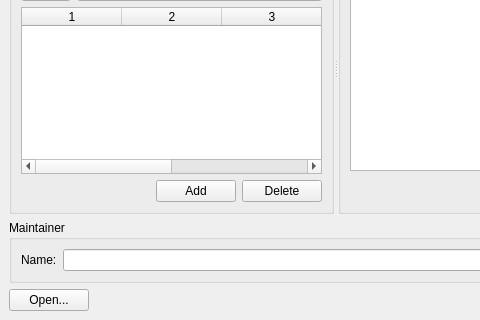
First picture: the form in mpkg/packagebuilder/package_builder.ui, repository BackupTheBerlios/mops, before the edit; both pictures show x 0 to 480 and y 425 to 745 of the 1065 by 745 pixel window.
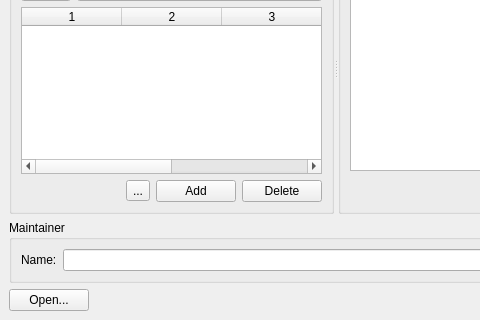
Second picture: the form after the edit.

```diff
--- a/mpkg/packagebuilder/package_builder.ui
+++ b/mpkg/packagebuilder/package_builder.ui
@@ -461,6 +461,13 @@
                </property>
               </spacer>
              </item>
+             <item>
+              <widget class="QToolButton" name="addDepFromFilesBtn" >
+               <property name="text" >
+                <string>...</string>
+               </property>
+              </widget>
+             </item>
              <item>
               <widget class="QPushButton" name="DepAddButton" >
                <property name="text" >
```
